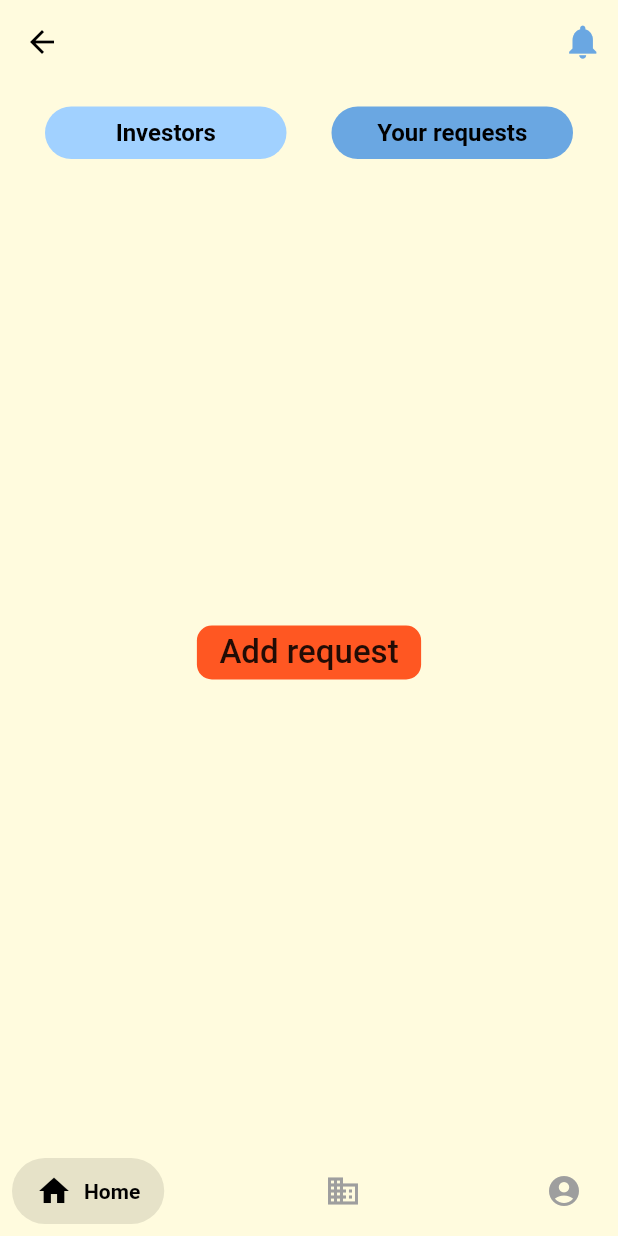
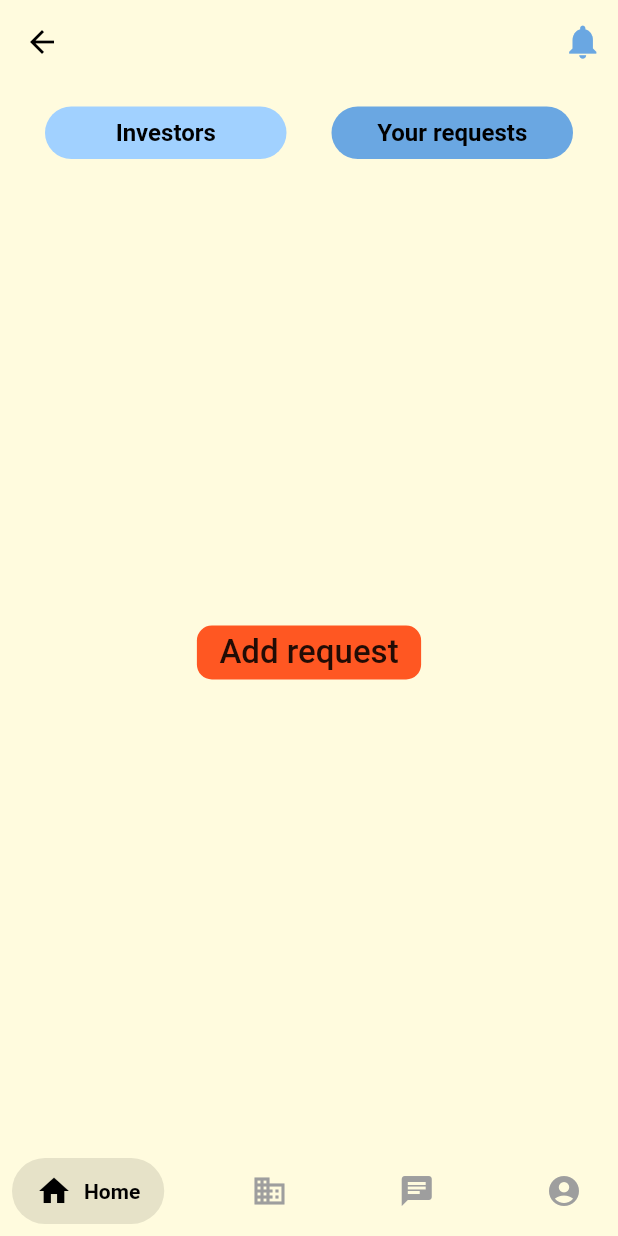
Before and after one commit to poulaLabib/Depi-Graduation-Project, a Flutter app: the EntrepreneurMainScreen screen opened directly, after a tap on "Your requests", on a phone screen of 412 x 824 dp. Run offline on Flutter 3.47's test engine with Material 3 defaults, Android fonts, the phone set to English and light mode, and no system bars; drawn by our look-alikes of salomon_bottom_bar; our stand-ins replace bloc, cloud_firestore, firebase_auth, firebase_core, flutter_bloc, google_fonts and 2 more; missing offline and left inert: auto_text_resizer; accounts and stored records are empty; network calls fail.

Commit message:
chats room_screen

```diff
--- /dev/null
+++ b/lib/screens/chat_rooms_screen.dart
@@ -0,0 +1,401 @@
+// lib/screens/chat_rooms_screen.dart
+
+import 'package:flutter/material.dart';
+
+class ChatRoomsScreen extends StatefulWidget {
+  const ChatRoomsScreen({Key? key}) : super(key: key);
+
+  @override
+  State<ChatRoomsScreen> createState() => _ChatRoomsScreenState();
+}
+
+class _ChatRoomsScreenState extends State<ChatRoomsScreen> {
+  final TextEditingController _searchController = TextEditingController();
+  String _searchQuery = '';
+
+  // Static chat data for demo
+  final List<Map<String, dynamic>> _staticChats = [
+    {
+      'id': '1',
+      'userName': 'Ahmed El-Sayed',
+      'userPhoto': 'https://i.pravatar.cc/150?img=1',
+      'lastMessage': 'I\'m interested in your startup idea. Let\'s discuss the investment details.',
+      'time': DateTime.now().subtract(const Duration(minutes: 5)),
+      'unreadCount': 3,
+    },
+    {
+      'id': '2',
+      'userName': 'Sarah Mohammed',
+      'userPhoto': 'https://i.pravatar.cc/150?img=5',
+      'lastMessage': 'That sounds great! When can we schedule a meeting?',
+      'time': DateTime.now().subtract(const Duration(hours: 2)),
+      'unreadCount': 1,
+    },
+    {
+      'id': '3',
+      'userName': 'Mohamed Ali',
+      'userPhoto': 'https://i.pravatar.cc/150?img=12',
+      'lastMessage': 'Thanks for sharing the business plan. I\'ll review it and get back to you.',
+      'time': DateTime.now().subtract(const Duration(hours: 5)),
+      'unreadCount': 0,
+    },
+    {
+      'id': '4',
+      'userName': 'Fatma Hassan',
+      'userPhoto': 'https://i.pravatar.cc/150?img=9',
+      'lastMessage': 'Your company profile looks impressive!',
+      'time': DateTime.now().subtract(const Duration(days: 1)),
+      'unreadCount': 0,
+    },
+    {
+      'id': '5',
+      'userName': 'Omar Khaled',
+      'userPhoto': 'https://i.pravatar.cc/150?img=15',
+      'lastMessage': 'Can you send me more details about the equity offer?',
+      'time': DateTime.now().subtract(const Duration(days: 2)),
+      'unreadCount': 5,
+    },
+    {
+      'id': '6',
+      'userName': 'Nour Ibrahim',
+      'userPhoto': '',
+      'lastMessage': 'Let me know if you need any help with the pitch deck.',
+      'time': DateTime.now().subtract(const Duration(days: 3)),
+      'unreadCount': 0,
+    },
+  ];
+
+  @override
+  void dispose() {
+    _searchController.dispose();
+    super.dispose();
+  }
+
+  String _getInitials(String name) {
+    if (name.isEmpty) return '?';
+    final parts = name.trim().split(' ');
+    if (parts.length == 1) return parts[0][0].toUpperCase();
+    return (parts[0][0] + parts[parts.length - 1][0]).toUpperCase();
+  }
+
+  String _formatTime(DateTime dateTime) {
+    final now = DateTime.now();
+    final difference = now.difference(dateTime);
+
+    if (difference.inDays == 0) {
+      final hour = dateTime.hour;
+      final minute = dateTime.minute.toString().padLeft(2, '0');
+      final period = hour >= 12 ? 'PM' : 'AM';
+      final displayHour = hour > 12 ? hour - 12 : (hour == 0 ? 12 : hour);
+      return '$displayHour:$minute $period';
+    } else if (difference.inDays == 1) {
+      return 'Yesterday';
+    } else if (difference.inDays < 7) {
+      final days = ['Mon', 'Tue', 'Wed', 'Thu', 'Fri', 'Sat', 'Sun'];
+      return days[dateTime.weekday - 1];
+    } else {
+      return '${dateTime.day}/${dateTime.month}/${dateTime.year}';
+    }
+  }
+
+  List<Map<String, dynamic>> _getFilteredChats() {
+    if (_searchQuery.isEmpty) return _staticChats;
+
+    return _staticChats.where((chat) {
+      final userName = chat['userName'].toString().toLowerCase();
+      final lastMessage = chat['lastMessage'].toString().toLowerCase();
+      final query = _searchQuery.toLowerCase();
+      return userName.contains(query) || lastMessage.contains(query);
+    }).toList();
+  }
+
+  int _getTotalUnread() {
+    return _staticChats.fold(0, (sum, chat) => sum + (chat['unreadCount'] as int));
+  }
+
+  void _showDeleteDialog(String chatId, String userName) {
+    showDialog(
+      context: context,
+      builder: (dialogContext) => AlertDialog(
+        title: const Text('Delete Chat'),
+        content: Text('Are you sure you want to delete chat with $userName?'),
+        actions: [
+          TextButton(
+            onPressed: () => Navigator.pop(dialogContext),
+            child: const Text('Cancel'),
+          ),
+          TextButton(
+            onPressed: () {
+              setState(() {
+                _staticChats.removeWhere((chat) => chat['id'] == chatId);
+              });
+              Navigator.pop(dialogContext);
+              ScaffoldMessenger.of(context).showSnackBar(
+                const SnackBar(content: Text('Chat deleted')),
+              );
+            },
+            style: TextButton.styleFrom(foregroundColor: Colors.red),
+            child: const Text('Delete'),
+          ),
+        ],
+      ),
+    );
+  }
+
+  Widget _buildChatTile(Map<String, dynamic> chat) {
+    final hasUnread = (chat['unreadCount'] as int) > 0;
+
+    return InkWell(
+      onTap: () {
+        // Mark as read
+        setState(() {
+          chat['unreadCount'] = 0;
+        });
+
+        // TODO: Navigate to chat screen
+        ScaffoldMessenger.of(context).showSnackBar(
+          SnackBar(content: Text('Opening chat with ${chat['userName']}')),
+        );
+      },
+      onLongPress: () => _showDeleteDialog(chat['id'], chat['userName']),
+      child: Container(
+        padding: const EdgeInsets.symmetric(horizontal: 16, vertical: 12),
+        decoration: BoxDecoration(
+          color: hasUnread
+              ? Theme.of(context).colorScheme.primary.withOpacity(0.05)
+              : Colors.transparent,
+          border: Border(
+            bottom: BorderSide(color: Colors.grey.shade300, width: 0.5),
+          ),
+        ),
+        child: Row(
+          children: [
+            // Profile Picture
+            CircleAvatar(
+              radius: 28,
+              backgroundColor: Theme.of(context).colorScheme.primary,
+              backgroundImage: chat['userPhoto'].toString().isNotEmpty
+                  ? NetworkImage(chat['userPhoto'])
+                  : null,
+              child: chat['userPhoto'].toString().isEmpty
+                  ? Text(
+                      _getInitials(chat['userName']),
+                      style: const TextStyle(
+                        color: Colors.white,
+                        fontWeight: FontWeight.bold,
+                        fontSize: 18,
+                      ),
+                    )
+                  : null,
+            ),
+
+            const SizedBox(width: 12),
+
+            // Chat Info
+            Expanded(
+              child: Column(
+                crossAxisAlignment: CrossAxisAlignment.start,
+                children: [
+                  Text(
+                    chat['userName'],
+                    style: TextStyle(
+                      fontSize: 16,
+                      fontWeight: hasUnread ? FontWeight.bold : FontWeight.w600,
+                      color: Colors.black87,
+                    ),
+                    maxLines: 1,
+                    overflow: TextOverflow.ellipsis,
+                  ),
+                  const SizedBox(height: 4),
+                  Text(
+                    chat['lastMessage'],
+                    style: TextStyle(
+                      fontSize: 14,
+                      fontWeight: hasUnread ? FontWeight.w500 : FontWeight.normal,
+                      color: hasUnread ? Colors.black87 : Colors.grey.shade600,
+                    ),
+                    maxLines: 2,
+                    overflow: TextOverflow.ellipsis,
+                  ),
+                ],
+              ),
+            ),
+
+            const SizedBox(width: 8),
+
+            // Time and Unread Badge
+            Column(
+              crossAxisAlignment: CrossAxisAlignment.end,
+              mainAxisAlignment: MainAxisAlignment.center,
+              children: [
+                Text(
+                  _formatTime(chat['time']),
+                  style: TextStyle(
+                    fontSize: 12,
+                    color: hasUnread
+                        ? Theme.of(context).colorScheme.primary
+                        : Colors.grey.shade600,
+                    fontWeight: hasUnread ? FontWeight.w600 : FontWeight.normal,
+                  ),
+                ),
+                const SizedBox(height: 4),
+                if (hasUnread)
+                  Container(
+                    padding: const EdgeInsets.symmetric(horizontal: 7, vertical: 2),
+                    decoration: BoxDecoration(
+                      color: Theme.of(context).colorScheme.primary,
+                      borderRadius: BorderRadius.circular(12),
+                    ),
+                    constraints: const BoxConstraints(minWidth: 20, minHeight: 20),
+                    child: Text(
+                      chat['unreadCount'] > 99 ? '99+' : chat['unreadCount'].toString(),
+                      style: const TextStyle(
+                        color: Colors.white,
+                        fontSize: 11,
+                        fontWeight: FontWeight.bold,
+                      ),
+                      textAlign: TextAlign.center,
+                    ),
+                  ),
+              ],
+            ),
+          ],
+        ),
+      ),
+    );
+  }
+
+  @override
+  Widget build(BuildContext context) {
+    final filteredChats = _getFilteredChats();
+    final totalUnread = _getTotalUnread();
+
+    return Scaffold(
+      backgroundColor: Theme.of(context).colorScheme.surface,
+      appBar: AppBar(
+        backgroundColor: Theme.of(context).colorScheme.surface,
+        elevation: 0,
+        title: const Text(
+          'Chats',
+          style: TextStyle(fontSize: 24, fontWeight: FontWeight.bold, color: Colors.black),
+        ),
+        actions: [
+          // Total Unread Count Badge
+          if (totalUnread > 0)
+            Padding(
+              padding: const EdgeInsets.only(right: 16),
+              child: Center(
+                child: Container(
+                  padding: const EdgeInsets.symmetric(horizontal: 8, vertical: 4),
+                  decoration: BoxDecoration(
+                    color: Theme.of(context).colorScheme.primary,
+                    borderRadius: BorderRadius.circular(12),
+                  ),
+                  child: Text(
+                    totalUnread > 99 ? '99+' : totalUnread.toString(),
+                    style: const TextStyle(
+                      color: Colors.white,
+                      fontSize: 12,
+                      fontWeight: FontWeight.bold,
+                    ),
+                  ),
+                ),
+              ),
+            ),
+        ],
+      ),
+      body: Column(
+        children: [
+          // Search Bar
+          Padding(
+            padding: const EdgeInsets.all(16),
+            child: TextField(
+              controller: _searchController,
+              onChanged: (value) {
+                setState(() {
+                  _searchQuery = value;
+                });
+              },
+              decoration: InputDecoration(
+                hintText: 'Search chats...',
+                prefixIcon: const Icon(Icons.search),
+                suffixIcon: _searchController.text.isNotEmpty
+                    ? IconButton(
+                        icon: const Icon(Icons.clear),
+                        onPressed: () {
+                          _searchController.clear();
+                          setState(() {
+                            _searchQuery = '';
+                          });
+                        },
+                      )
+                    : null,
+                filled: true,
+                fillColor: Colors.grey.shade100,
+                border: OutlineInputBorder(
+                  borderRadius: BorderRadius.circular(25),
+                  borderSide: BorderSide.none,
+                ),
+                contentPadding: const EdgeInsets.symmetric(horizontal: 20, vertical: 12),
+              ),
+            ),
+          ),
+
+          // Chat Rooms List
+          Expanded(
+            child: filteredChats.isEmpty
+                ? Center(
+                    child: Column(
+                      mainAxisAlignment: MainAxisAlignment.center,
+                      children: [
+                        Icon(
+                          _searchQuery.isEmpty ? Icons.chat_bubble_outline : Icons.search_off,
+                          size: 80,
+                          color: Colors.grey.shade300,
+                        ),
+                        const SizedBox(height: 16),
+                        Text(
+                          _searchQuery.isEmpty ? 'No chats yet' : 'No chats found',
+                          style: TextStyle(
+                            fontSize: 20,
+                            fontWeight: FontWeight.w600,
+                            color: Colors.grey.shade700,
+                          ),
+                        ),
+                        if (_searchQuery.isEmpty) ...[
+                          const SizedBox(height: 8),
+                          Text(
+                            'Start a conversation with\ninvestors or entrepreneurs',
+                            style: TextStyle(fontSize: 14, color: Colors.grey.shade600),
+                            textAlign: TextAlign.center,
+                          ),
+                        ],
+                      ],
+                    ),
+                  )
+                : RefreshIndicator(
+                    onRefresh: () async {
+                      setState(() {});
+                      await Future.delayed(const Duration(milliseconds: 500));
+                      if (mounted) {
+                        ScaffoldMessenger.of(context).showSnackBar(
+                          const SnackBar(
+                            content: Text('Chats refreshed'),
+                            duration: Duration(seconds: 1),
+                          ),
+                        );
+                      }
+                    },
+                    child: ListView.builder(
+                      itemCount: filteredChats.length,
+                      itemBuilder: (context, index) {
+                        return _buildChatTile(filteredChats[index]);
+                      },
+                    ),
+                  ),
+          ),
+        ],
+      ),
+    );
+  }
+}
--- a/lib/screens/entrepreneur_main_screen.dart
+++ b/lib/screens/entrepreneur_main_screen.dart
@@ -1,3 +1,4 @@
+import 'package:depi_graduation_project/screens/chat_rooms_screen.dart';
 import 'package:depi_graduation_project/screens/entrepreneur_company_profile_screen.dart';
 import 'package:depi_graduation_project/screens/entrepreneur_home_screen.dart';
 import 'package:depi_graduation_project/screens/entrepreneur_profile_screen.dart';
@@ -15,6 +16,7 @@ class _EntrepreneurMainScreenState extends State<EntrepreneurMainScreen> {
   List<Widget> screens = [
     EntrepreneurHomeScreen(),
     EntrepreneurCompanyProfileScreen(),
+        ChatRoomsScreen(),
     EntrepreneurProfileScreen(),
   ];
   int selectedIndex = 0;
@@ -35,6 +37,7 @@ class _EntrepreneurMainScreenState extends State<EntrepreneurMainScreen> {
         items: [
           SalomonBottomBarItem(icon: Icon(Icons.home), title: Text('Home')),
           SalomonBottomBarItem(icon: Icon(Icons.business), title: Text('Company')),
+          SalomonBottomBarItem(icon: Icon(Icons.chat), title: Text('Chats')), // Add
           SalomonBottomBarItem(icon: Icon(Icons.account_circle), title: Text('Profile')),
         ],
       ),
```
